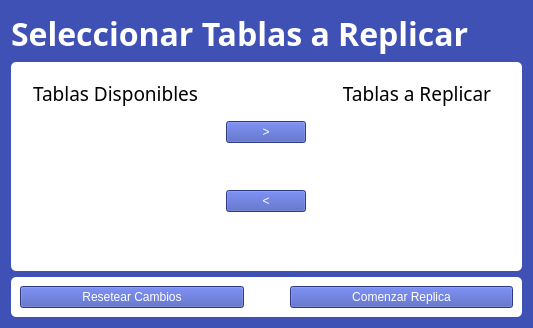
Above: ReplicarWindow.ui from carlosvelaquez/Proyecto2-TBD2 before the change. Below: the same form after it.
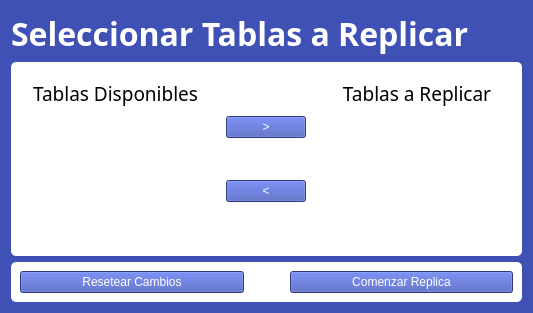
That is the form after the change.

```diff
--- a/ReplicarWindow.ui
+++ b/ReplicarWindow.ui
@@ -7,7 +7,7 @@
     <x>0</x>
     <y>0</y>
     <width>533</width>
-    <height>328</height>
+    <height>313</height>
    </rect>
   </property>
   <property name="windowTitle">
```
